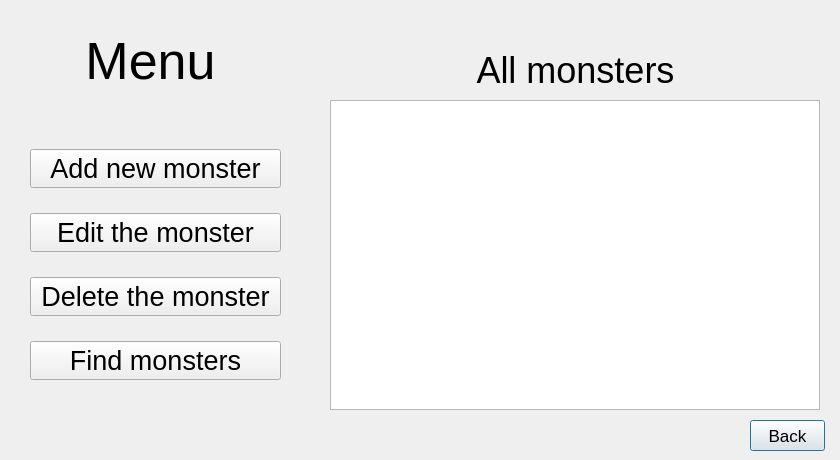
Above: 2-sem/lab1a/lab1a-qt/interactivewindow.ui from Megarekrut65/OOP-labs before the change. Below: the same form after it.
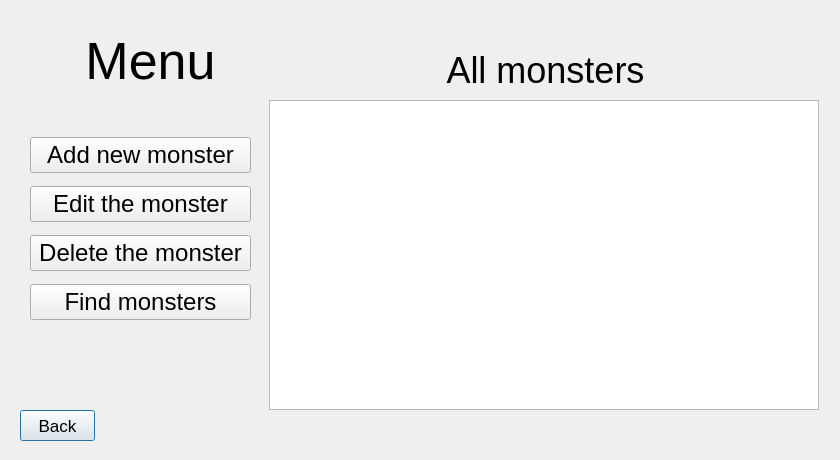
That is the form after the change.

What changed in the file:
```diff
--- a/2-sem/lab1a/lab1a-qt/interactivewindow.ui
+++ b/2-sem/lab1a/lab1a-qt/interactivewindow.ui
@@ -49,8 +49,8 @@
   <widget class="QPushButton" name="pushButtonBack">
    <property name="geometry">
     <rect>
-     <x>750</x>
-     <y>420</y>
+     <x>20</x>
+     <y>410</y>
      <width>75</width>
      <height>31</height>
     </rect>
@@ -69,8 +69,8 @@
     <rect>
      <x>30</x>
      <y>130</y>
-     <width>251</width>
-     <height>271</height>
+     <width>221</width>
+     <height>201</height>
     </rect>
    </property>
    <layout class="QVBoxLayout" name="verticalLayout">
@@ -78,7 +78,7 @@
      <widget class="QPushButton" name="pushButtonAdd">
       <property name="font">
        <font>
-        <pointsize>20</pointsize>
+        <pointsize>18</pointsize>
        </font>
       </property>
       <property name="text">
@@ -90,7 +90,7 @@
      <widget class="QPushButton" name="pushButtonEdit">
       <property name="font">
        <font>
-        <pointsize>20</pointsize>
+        <pointsize>18</pointsize>
        </font>
       </property>
       <property name="text">
@@ -102,7 +102,7 @@
      <widget class="QPushButton" name="pushButtonDelete">
       <property name="font">
        <font>
-        <pointsize>20</pointsize>
+        <pointsize>18</pointsize>
        </font>
       </property>
       <property name="text">
@@ -114,7 +114,7 @@
      <widget class="QPushButton" name="pushButtonFind">
       <property name="font">
        <font>
-        <pointsize>20</pointsize>
+        <pointsize>18</pointsize>
        </font>
       </property>
       <property name="text">
@@ -127,9 +127,9 @@
   <widget class="QLabel" name="label_2">
    <property name="geometry">
     <rect>
-     <x>330</x>
+     <x>270</x>
      <y>50</y>
-     <width>491</width>
+     <width>551</width>
      <height>41</height>
     </rect>
    </property>
@@ -148,27 +148,38 @@
   <widget class="QTableView" name="tableView">
    <property name="geometry">
     <rect>
-     <x>330</x>
+     <x>269</x>
      <y>100</y>
-     <width>490</width>
+     <width>550</width>
      <height>310</height>
     </rect>
    </property>
    <property name="minimumSize">
     <size>
-     <width>490</width>
+     <width>550</width>
      <height>310</height>
     </size>
    </property>
    <property name="maximumSize">
     <size>
-     <width>490</width>
+     <width>550</width>
      <height>310</height>
     </size>
    </property>
+   <property name="font">
+    <font>
+     <pointsize>12</pointsize>
+    </font>
+   </property>
    <property name="editTriggers">
     <set>QAbstractItemView::NoEditTriggers</set>
    </property>
+   <attribute name="horizontalHeaderMinimumSectionSize">
+    <number>150</number>
+   </attribute>
+   <attribute name="horizontalHeaderDefaultSectionSize">
+    <number>160</number>
+   </attribute>
   </widget>
  </widget>
  <resources/>
```
